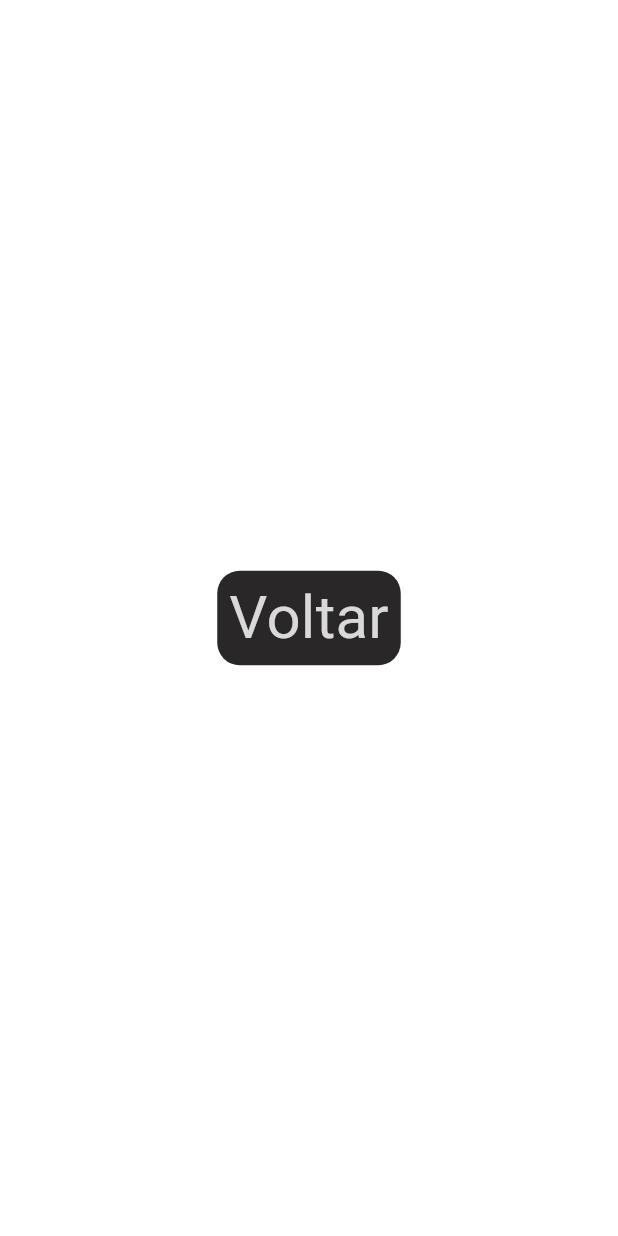
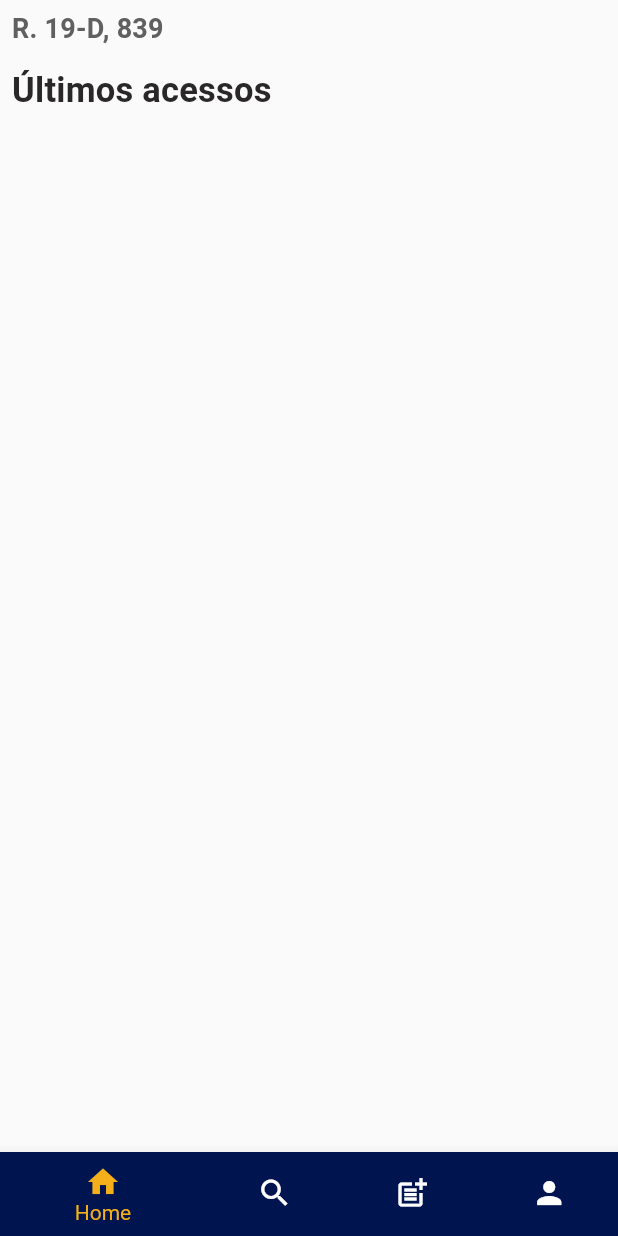
Before and after one commit to Bilson15/Wapper, a Flutter app: the HomePage screen opened by its route, on a phone screen of 412 x 824 dp. Run offline on Flutter 3.47's test engine with Material 2 defaults, Android fonts, the phone set to English and light mode, and no system bars; our stand-ins replace get; statements that could not run were skipped.

Commit message:
home page

```diff
--- /dev/null
+++ b/lib/app/ui/components/appbar/app_bar_component.dart
@@ -0,0 +1,44 @@
+import 'package:flutter/material.dart';
+import 'package:flutter/src/foundation/key.dart';
+import 'package:flutter/src/widgets/framework.dart';
+import 'package:get/get.dart';
+import 'package:wapper/app/ui/components/appbar/app_bar_controller.dart';
+import 'package:wapper/app/ui/theme/styles.dart';
+
+class AppBarComponent extends StatelessWidget {
+  int selecionado;
+  AppBarComponent(this.selecionado, {Key? key}) : super(key: key);
+  final controller = Get.put(AppBarController());
+
+  @override
+  Widget build(BuildContext context) {
+    controller.selecionado(selecionado);
+    return Obx(() => BottomNavigationBar(
+          items: [
+            BottomNavigationBarItem(
+              icon: const Icon(Icons.home),
+              label: 'Home',
+              backgroundColor: azulPadrao,
+            ),
+            BottomNavigationBarItem(
+              icon: const Icon(Icons.search),
+              label: 'Buscar',
+              backgroundColor: azulPadrao,
+            ),
+            BottomNavigationBarItem(
+              icon: const Icon(Icons.post_add),
+              label: 'Pedidos',
+              backgroundColor: azulPadrao,
+            ),
+            BottomNavigationBarItem(
+              icon: const Icon(Icons.person),
+              label: 'Perfil',
+              backgroundColor: azulPadrao,
+            ),
+          ],
+          currentIndex: controller.selecionado.value,
+          onTap: controller.seleciona,
+          selectedItemColor: amareloPadrao,
+        ));
+  }
+}
--- /dev/null
+++ b/lib/app/ui/components/appbar/app_bar_controller.dart
@@ -0,0 +1,24 @@
+import 'package:get/get.dart';
+
+class AppBarController extends GetxController {
+  var selecionado = 0.obs;
+
+  AppBarController();
+
+  seleciona(int index) {
+    selecionado(index);
+    redireciona();
+  }
+
+  redireciona() {
+    switch (selecionado.value) {
+      case 0:
+        //Get.toNamed('/home');
+        break;
+      case 1:
+        //Get.offAllNamed('/login');
+        break;
+      default:
+    }
+  }
+}
--- /dev/null
+++ b/lib/app/ui/home_page/controller/home_controller.dart
@@ -0,0 +1,5 @@
+import 'package:get/get.dart';
+
+class HomeController extends GetxController {
+  HomeController();
+}
--- a/lib/app/ui/home_page/view/home_page.dart
+++ b/lib/app/ui/home_page/view/home_page.dart
@@ -4,32 +4,55 @@ import 'package:get/get.dart';
 import 'package:wapper/app/ui/components/text_component.dart';
 import 'package:wapper/app/ui/theme/styles.dart';
 
-class HomePage extends StatelessWidget {
+import '../../components/appbar/app_bar_component.dart';
+import '../../utils/utils.dart';
+
+class HomePage extends StatefulWidget {
   const HomePage({Key? key}) : super(key: key);
 
   @override
+  State<HomePage> createState() => _HomePageState();
+}
+
+class _HomePageState extends State<HomePage> {
+  @override
   Widget build(BuildContext context) {
-    return Container(
-      color: Colors.white,
-      child: Center(
-        child: TextButton(
-          onPressed: () {
-            Get.offAllNamed('login');
-          },
-          style: ButtonStyle(
-            backgroundColor: MaterialStateProperty.all(fontColor),
-            shape: MaterialStateProperty.all<RoundedRectangleBorder>(
-              const RoundedRectangleBorder(
-                borderRadius: BorderRadius.all(Radius.circular(15.0)),
+    return Scaffold(
+      body: Column(
+        children: [
+          Padding(
+            padding: Utils.paddingSafeAreaTop(context),
+          ),
+          Row(
+            mainAxisAlignment: MainAxisAlignment.start,
+            children: [
+              Padding(
+                padding: const EdgeInsets.all(8.0),
+                child: TextComponent(
+                  'R. 19-D, 839',
+                  color: cinzaPadrao,
+                  fontWeight: FontWeight.bold,
+                ),
               ),
-            ),
+            ],
           ),
-          child: const TextComponent(
-            'Voltar',
-            fontSize: 40,
-          ),
-        ),
+          Row(
+            mainAxisAlignment: MainAxisAlignment.start,
+            children: [
+              Padding(
+                padding: const EdgeInsets.symmetric(vertical: 10.0, horizontal: 8.0),
+                child: TextComponent(
+                  'Últimos acessos',
+                  fontSize: 23,
+                  fontWeight: FontWeight.bold,
+                  color: fontColor,
+                ),
+              ),
+            ],
+          )
+        ],
       ),
+      bottomNavigationBar: AppBarComponent(0),
     );
   }
 }
--- /dev/null
+++ b/lib/app/ui/utils/utils.dart
@@ -0,0 +1,7 @@
+import 'package:flutter/material.dart';
+
+class Utils {
+  static paddingSafeAreaTop(context) {
+    return EdgeInsets.only(top: MediaQuery.of(context).padding.top);
+  }
+}
```
